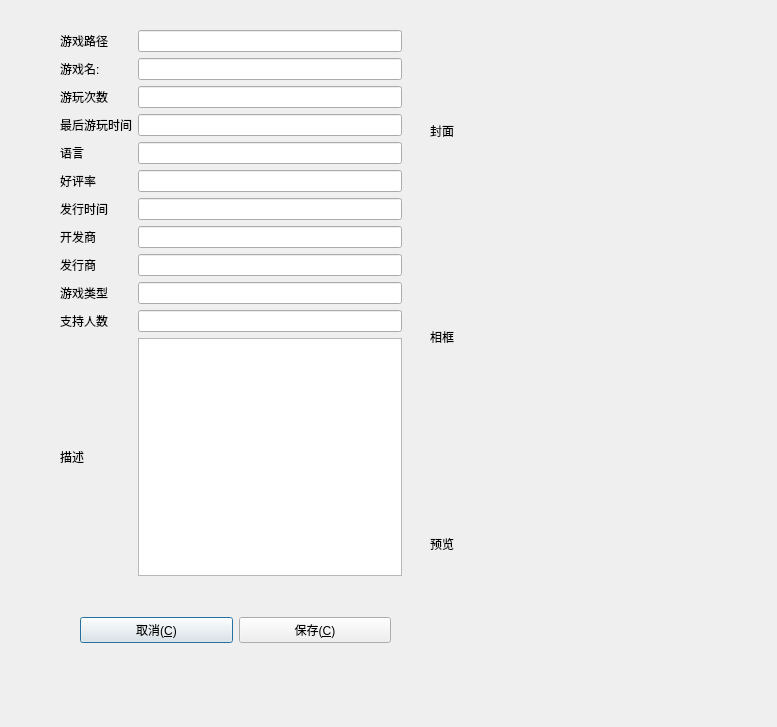
Qt form gamedit.ui (xxxsen/retroeditor) before a commit.
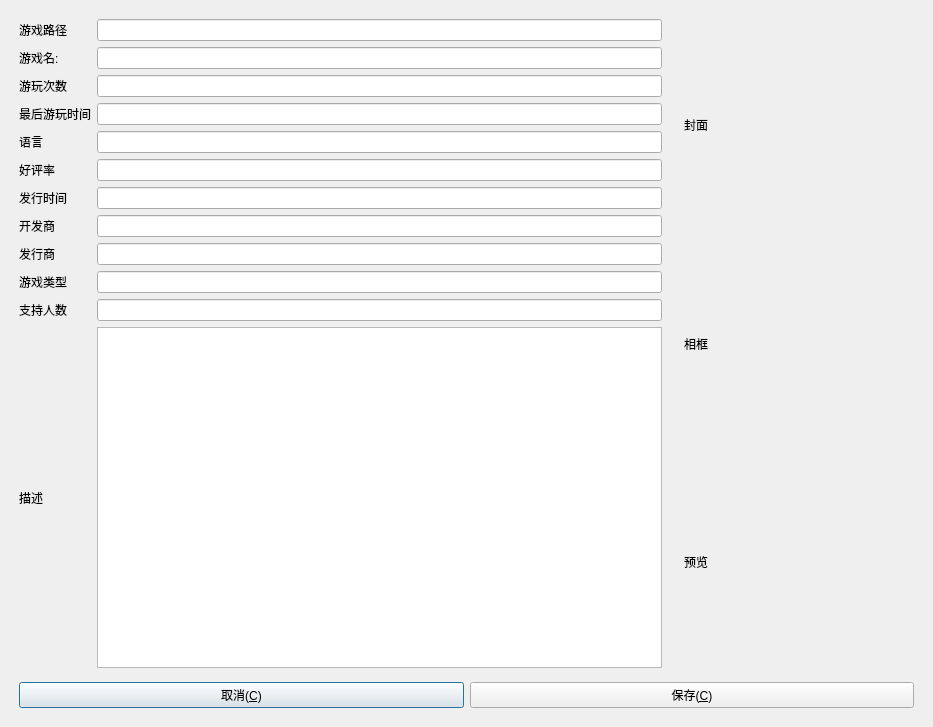
The same form after that commit.

```diff
--- a/gamedit.ui
+++ b/gamedit.ui
@@ -6,49 +6,28 @@
    <rect>
     <x>0</x>
     <y>0</y>
-    <width>777</width>
+    <width>933</width>
     <height>727</height>
    </rect>
   </property>
   <property name="windowTitle">
    <string>Dialog</string>
   </property>
-  <widget class="QWidget" name="gridLayoutWidget">
-   <property name="geometry">
-    <rect>
-     <x>80</x>
-     <y>590</y>
-     <width>311</width>
-     <height>80</height>
-    </rect>
-   </property>
-   <layout class="QGridLayout" name="gridLayout_2">
+  <layout class="QGridLayout" name="gridLayout_4">
     <item row="0" column="0">
-     <widget class="QPushButton" name="btnCancel">
-      <property name="text">
-       <string>取消(&amp;C)</string>
-      </property>
-     </widget>
-    </item>
-    <item row="0" column="1">
-     <widget class="QPushButton" name="btnSave">
-      <property name="text">
-       <string>保存(&amp;C)</string>
-      </property>
-     </widget>
-    </item>
-   </layout>
-  </widget>
-  <widget class="QWidget" name="layoutWidget">
-   <property name="geometry">
-    <rect>
-     <x>60</x>
-     <y>30</y>
-     <width>342</width>
-     <height>546</height>
-    </rect>
-   </property>
    <layout class="QGridLayout" name="gridLayout">
+     <property name="leftMargin">
+      <number>8</number>
+     </property>
+     <property name="topMargin">
+      <number>8</number>
+     </property>
+     <property name="rightMargin">
+      <number>8</number>
+     </property>
+     <property name="bottomMargin">
+      <number>8</number>
+     </property>
     <item row="6" column="3">
      <widget class="QLineEdit" name="leRate"/>
     </item>
@@ -174,17 +153,21 @@
      </widget>
     </item>
    </layout>
-  </widget>
-  <widget class="QWidget" name="layoutWidget_2">
-   <property name="geometry">
-    <rect>
-     <x>430</x>
-     <y>30</y>
-     <width>234</width>
-     <height>614</height>
-    </rect>
-   </property>
+   </item>
+   <item row="0" column="1">
    <layout class="QGridLayout" name="gridLayout_3">
+     <property name="leftMargin">
+      <number>8</number>
+     </property>
+     <property name="topMargin">
+      <number>8</number>
+     </property>
+     <property name="rightMargin">
+      <number>8</number>
+     </property>
+     <property name="bottomMargin">
+      <number>8</number>
+     </property>
     <item row="2" column="1">
      <widget class="QWidget" name="vVideo" native="true">
       <property name="minimumSize">
@@ -243,7 +226,38 @@
      </widget>
     </item>
    </layout>
-  </widget>
+   </item>
+   <item row="1" column="0" colspan="2">
+    <layout class="QGridLayout" name="gridLayout_2">
+     <property name="leftMargin">
+      <number>8</number>
+     </property>
+     <property name="topMargin">
+      <number>0</number>
+     </property>
+     <property name="rightMargin">
+      <number>8</number>
+     </property>
+     <property name="bottomMargin">
+      <number>8</number>
+     </property>
+     <item row="0" column="0">
+      <widget class="QPushButton" name="btnCancel">
+       <property name="text">
+        <string>取消(&amp;C)</string>
+       </property>
+      </widget>
+     </item>
+     <item row="0" column="1">
+      <widget class="QPushButton" name="btnSave">
+       <property name="text">
+        <string>保存(&amp;C)</string>
+       </property>
+      </widget>
+     </item>
+    </layout>
+   </item>
+  </layout>
  </widget>
  <resources/>
  <connections/>
```
Lines whose indentation alone changed are shown as unchanged.
